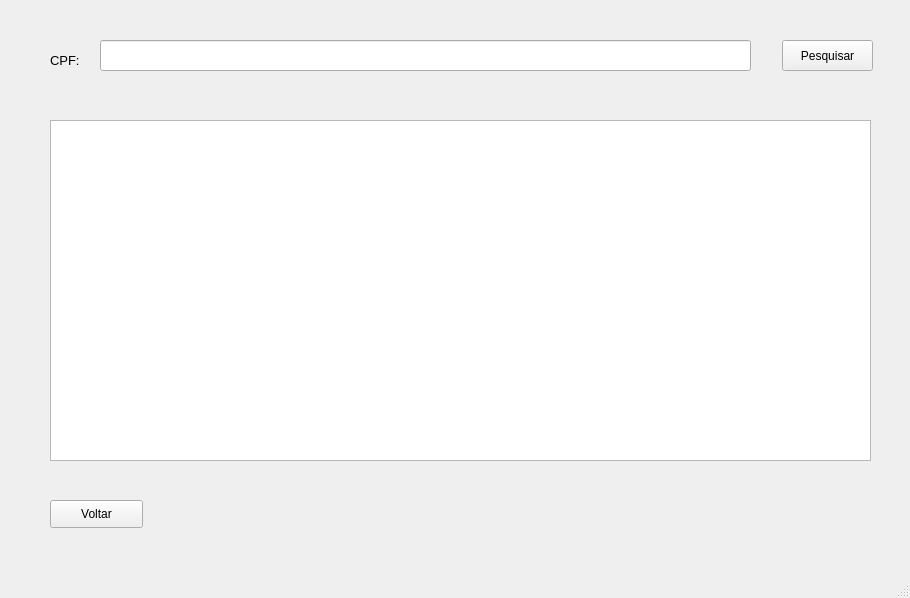
First picture: the form in Front-End/Tela_Extrato.ui, repository Bryan-martins/Banco, before the edit.
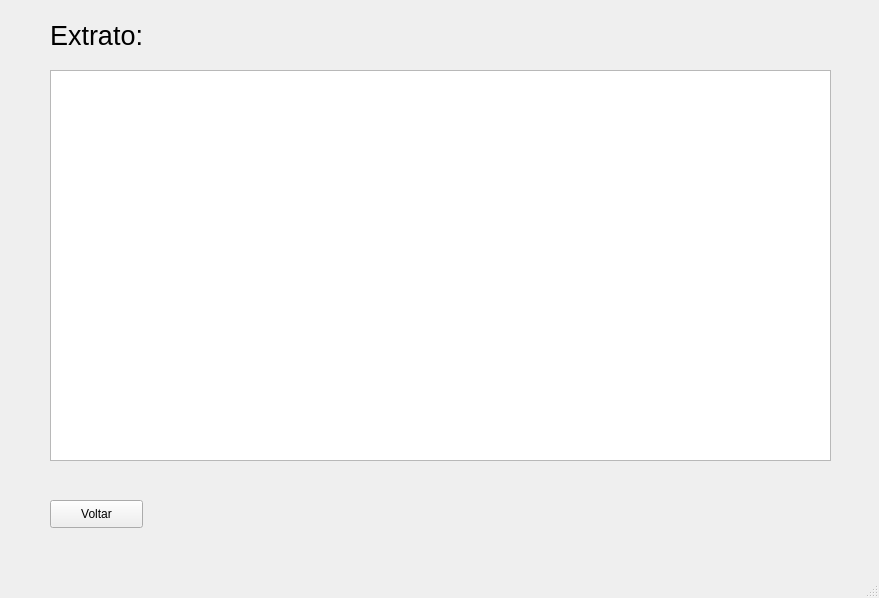
Second picture: the form after the edit.

Commit message: Atualizando telas e FInalizando C-S

```diff
--- a/Front-End/Tela_Extrato.ui
+++ b/Front-End/Tela_Extrato.ui
@@ -6,7 +6,7 @@
    <rect>
     <x>0</x>
     <y>0</y>
-    <width>910</width>
+    <width>879</width>
     <height>598</height>
    </rect>
   </property>
@@ -14,57 +14,6 @@
    <string>MainWindow</string>
   </property>
   <widget class="QWidget" name="centralwidget">
-   <widget class="QTableView" name="tableView">
-    <property name="geometry">
-     <rect>
-      <x>50</x>
-      <y>120</y>
-      <width>821</width>
-      <height>341</height>
-     </rect>
-    </property>
-   </widget>
-   <widget class="QLabel" name="label">
-    <property name="geometry">
-     <rect>
-      <x>50</x>
-      <y>40</y>
-      <width>71</width>
-      <height>41</height>
-     </rect>
-    </property>
-    <property name="font">
-     <font>
-      <pointsize>10</pointsize>
-     </font>
-    </property>
-    <property name="text">
-     <string>CPF:</string>
-    </property>
-   </widget>
-   <widget class="QLineEdit" name="lineEdit">
-    <property name="geometry">
-     <rect>
-      <x>100</x>
-      <y>40</y>
-      <width>651</width>
-      <height>31</height>
-     </rect>
-    </property>
-   </widget>
-   <widget class="QPushButton" name="pushButton">
-    <property name="geometry">
-     <rect>
-      <x>782</x>
-      <y>40</y>
-      <width>91</width>
-      <height>31</height>
-     </rect>
-    </property>
-    <property name="text">
-     <string>Pesquisar</string>
-    </property>
-   </widget>
    <widget class="QPushButton" name="pushButton_2">
     <property name="geometry">
      <rect>
@@ -78,6 +27,34 @@
      <string>Voltar</string>
     </property>
    </widget>
+   <widget class="QLabel" name="label">
+    <property name="geometry">
+     <rect>
+      <x>50</x>
+      <y>20</y>
+      <width>151</width>
+      <height>31</height>
+     </rect>
+    </property>
+    <property name="font">
+     <font>
+      <pointsize>20</pointsize>
+     </font>
+    </property>
+    <property name="text">
+     <string>Extrato: </string>
+    </property>
+   </widget>
+   <widget class="QTextEdit" name="textEdit">
+    <property name="geometry">
+     <rect>
+      <x>50</x>
+      <y>70</y>
+      <width>781</width>
+      <height>391</height>
+     </rect>
+    </property>
+   </widget>
   </widget>
   <widget class="QMenuBar" name="menubar">
    <property name="geometry">
```
Left out of the diff: 4 changed lines with no effect on the pictures. The commit also changes 6 other files.
